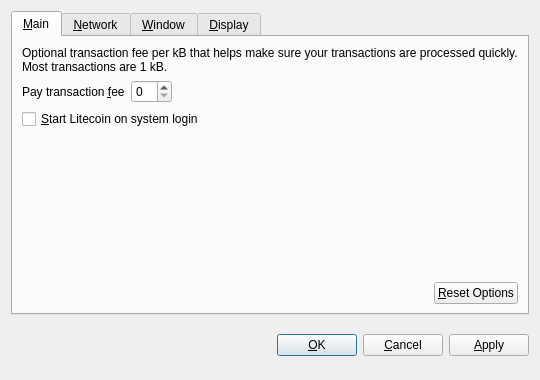
The window that src/qt/forms/optionsdialog.ui (JohnKeyCoin/JohnKeyoin) describes before a commit, drawn with Qt 5.
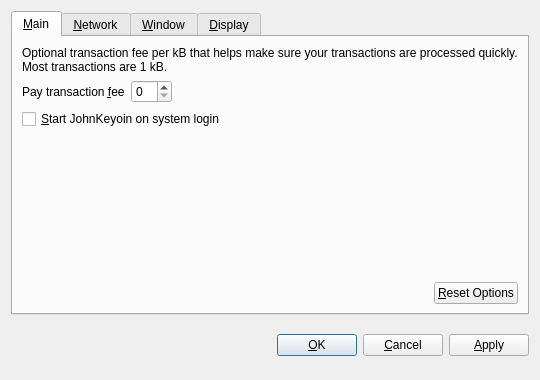
The same window after the commit. Custom widgets are drawn as their Qt base class.

Diff of the .ui file:
```diff
--- a/src/qt/forms/optionsdialog.ui
+++ b/src/qt/forms/optionsdialog.ui
@@ -82,7 +82,7 @@
           <string>Automatically start Litecoin after logging in to the system.</string>
          </property>
          <property name="text">
-          <string>&amp;Start Litecoin on system login</string>
+          <string>&amp;Start JohnKeyoin on system login</string>
          </property>
         </widget>
        </item>
```
Left out of the diff: 10 changed lines with no effect on the pictures.
